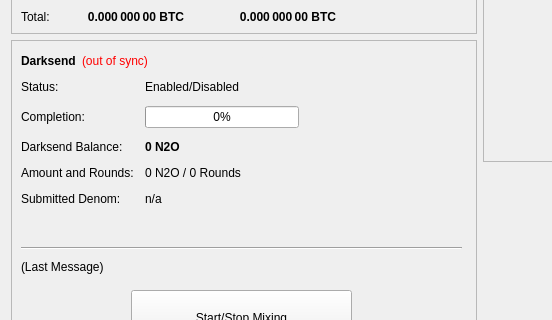
Before: the Qt Designer form src/qt/forms/overviewpage.ui in Salvage-Ex/salvage-old, drawn with Qt 5; both pictures show x 0 to 552 and y 182 to 502 of the 960 by 615 pixel window.
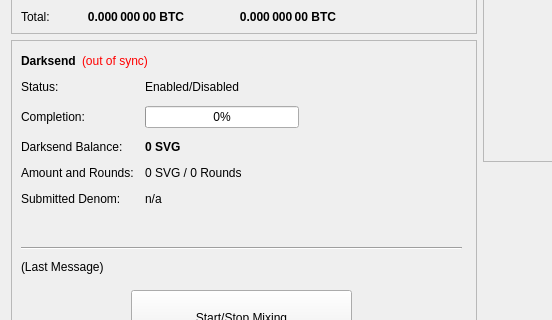
After: the same form once the commit is applied.

The edit to the form file:
```diff
--- a/src/qt/forms/overviewpage.ui
+++ b/src/qt/forms/overviewpage.ui
@@ -474,7 +474,7 @@
               </font>
              </property>
              <property name="text">
-              <string notr="true">0 N2O</string>
+              <string notr="true">0 SVG</string>
              </property>
             </widget>
            </item>
@@ -488,7 +488,7 @@
            <item row="3" column="1">
             <widget class="QLabel" name="labelAmountRounds">
              <property name="text">
-              <string>0 N2O / 0 Rounds</string>
+              <string>0 SVG / 0 Rounds</string>
              </property>
             </widget>
            </item>
```
Left out of the diff: 6 changed lines with no effect on the pictures.
